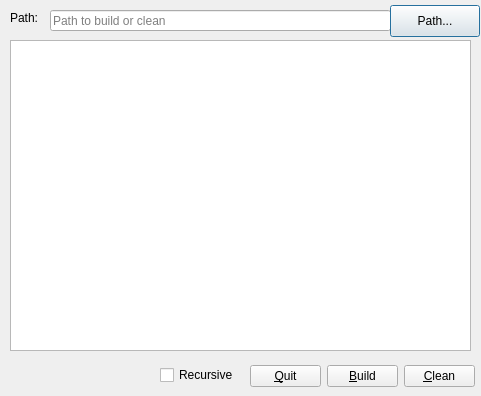
Above: MakePyQt/MakePyQt.ui from folger/PyQtRapid before the change. Below: the same form after it.
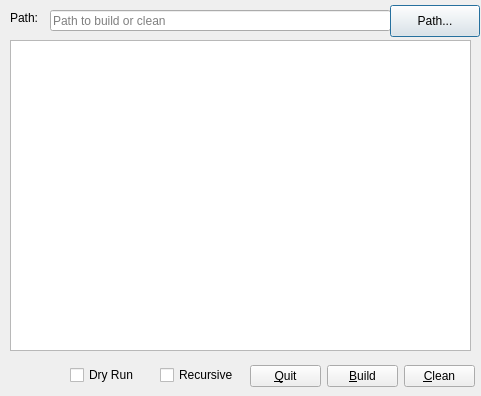
That is the form after the change.

Commit message: MakePyQt support Dry Run

```diff
--- a/MakePyQt/MakePyQt.ui
+++ b/MakePyQt/MakePyQt.ui
@@ -132,6 +132,19 @@
     </sizepolicy>
    </property>
   </widget>
+  <widget class="QCheckBox" name="chkDryRun">
+   <property name="geometry">
+    <rect>
+     <x>70</x>
+     <y>365</y>
+     <width>87</width>
+     <height>20</height>
+    </rect>
+   </property>
+   <property name="text">
+    <string>Dry Run</string>
+   </property>
+  </widget>
   <zorder>layoutWidget</zorder>
   <zorder>chkRecursive</zorder>
   <zorder>lblPath</zorder>
```
Left out of the diff: 1 changed line with no effect on the pictures. The commit also changes 2 other files.
